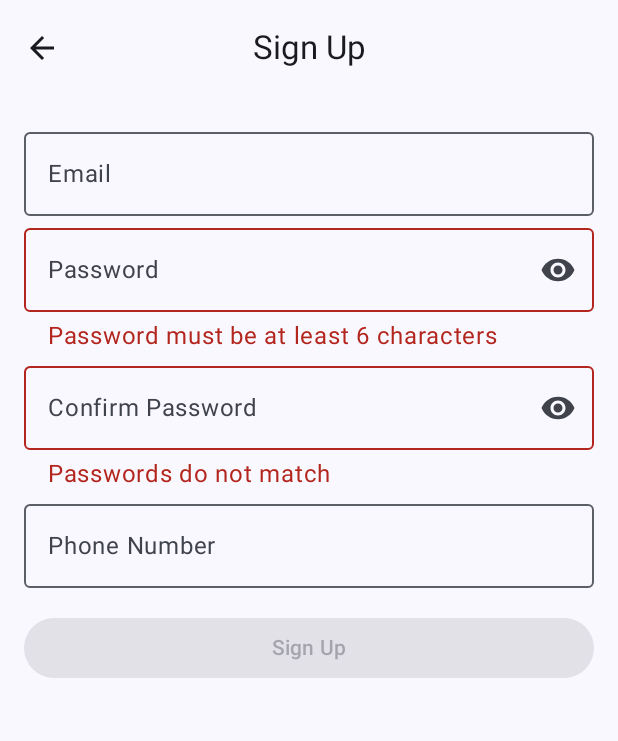
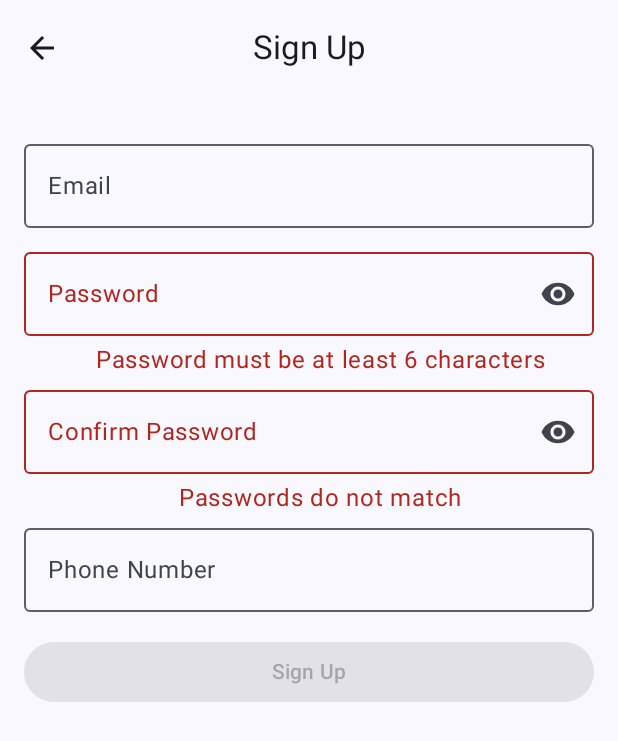
Before and after one commit to chilagranate/CostSplitter, an Android app built with Jetpack Compose: the screen it shows after launch (MainActivity), after a tap on "Sign up", on a phone screen of 412 x 824 dp. Shown: the top 741 px of the screen. Run offline under Robolectric (Android 15) with nearby library versions, the phone set to English and light mode, and no system bars; our stand-ins replace Dagger/Hilt's generated code, Firebase (no records; nobody signed in at launch, a user with empty details on screens opened directly).

Commit message:
feat: Improve Login and Sign Up screens
- Add error handling and loading states to Login screen.
- Add password confirmation validation to Sign Up screen.

- Improve UI of both screens.
- Update strings.xml with new error messages.

```diff
--- a/app/src/main/java/com/example/costsplitter/data/response/CreateAccountResponse.kt
+++ b/app/src/main/java/com/example/costsplitter/data/response/CreateAccountResponse.kt
@@ -1,7 +1,7 @@
 package com.example.costsplitter.data.response
 
 sealed class CreateAccountResponse {
-    object Success : CreateAccountResponse()
-    object AccountAlreadyExists : CreateAccountResponse()
-    object Error : CreateAccountResponse()
+    data object Success : CreateAccountResponse()
+    data object AccountAlreadyExists : CreateAccountResponse()
+    data object Error : CreateAccountResponse()
 }
--- a/app/src/main/java/com/example/costsplitter/data/response/LoginResponse.kt
+++ b/app/src/main/java/com/example/costsplitter/data/response/LoginResponse.kt
@@ -1,6 +1,9 @@
 package com.example.costsplitter.data.response
 
 sealed class LoginResult{
-    object Error: LoginResult()
+    data object InvalidCredentials : LoginResult()
+    data object UserNotFound : LoginResult()
+    data object NetworkError : LoginResult()
+    data object Error : LoginResult()
     data class Success(val verified: Boolean): LoginResult()
 }
--- a/app/src/main/java/com/example/costsplitter/domain/CreateAccountUseCase.kt
+++ b/app/src/main/java/com/example/costsplitter/domain/CreateAccountUseCase.kt
@@ -25,7 +25,9 @@ class CreateAccountUseCase @Inject constructor(
                 val userId =  authenticationService.getCurrentUserId()
 
                 if (userId != null) {
-                    if (userService.linkPlaceholderUser(userId, userSignIn.email) || userService.createUserInFirestore(userId, userSignIn.email)) {
+                    // Link a placeholder to the user's email or create a new user in Firestore
+                    if (userService.linkPlaceholderUser(userId, userSignIn.email) ||
+                        userService.createUserInFirestore(userId, userSignIn.email)) {
                         CreateAccountResponse.Success
                     } else {
                         CreateAccountResponse.Error
--- a/app/src/main/java/com/example/costsplitter/ui/screens/LoginScreen.kt
+++ b/app/src/main/java/com/example/costsplitter/ui/screens/LoginScreen.kt
@@ -1,20 +1,33 @@
 package com.example.costsplitter.ui.screens
 
 import android.annotation.SuppressLint
+import androidx.compose.foundation.background
 import androidx.compose.foundation.layout.Arrangement
+import androidx.compose.foundation.layout.Box
 import androidx.compose.foundation.layout.Column
 import androidx.compose.foundation.layout.fillMaxSize
 import androidx.compose.foundation.layout.fillMaxWidth
 import androidx.compose.foundation.layout.padding
+import androidx.compose.foundation.layout.size
+import androidx.compose.foundation.rememberScrollState
 import androidx.compose.foundation.text.KeyboardActions
 import androidx.compose.foundation.text.KeyboardOptions
+import androidx.compose.foundation.verticalScroll
+import androidx.compose.material.icons.Icons
+import androidx.compose.material.icons.filled.Visibility
+import androidx.compose.material.icons.filled.VisibilityOff
 import androidx.compose.material3.Button
 import androidx.compose.material3.ButtonDefaults
+import androidx.compose.material3.CircularProgressIndicator
 import androidx.compose.material3.ExperimentalMaterial3Api
+import androidx.compose.material3.Icon
+import androidx.compose.material3.IconButton
 import androidx.compose.material3.MaterialTheme
 import androidx.compose.material3.OutlinedButton
 import androidx.compose.material3.OutlinedTextField
+import androidx.compose.material3.Scaffold
 import androidx.compose.material3.Text
+import androidx.compose.material3.TextFieldDefaults
 import androidx.compose.material3.TopAppBarDefaults
 import androidx.compose.runtime.Composable
 import androidx.compose.runtime.collectAsState
@@ -24,10 +37,17 @@ import androidx.compose.ui.Alignment
 import androidx.compose.ui.Modifier
 import androidx.compose.ui.focus.FocusRequester
 import androidx.compose.ui.focus.focusRequester
+import androidx.compose.ui.graphics.Color
+import androidx.compose.ui.graphics.painter.Painter
+import androidx.compose.ui.graphics.vector.rememberVectorPainter
+import androidx.compose.ui.res.stringResource
 import androidx.compose.ui.text.input.ImeAction
 import androidx.compose.ui.text.input.KeyboardType
+import androidx.compose.ui.text.input.PasswordVisualTransformation
+import androidx.compose.ui.text.input.VisualTransformation
 import androidx.compose.ui.unit.dp
 import androidx.hilt.navigation.compose.hiltViewModel
+import com.example.costsplitter.CostSplitterTopAppBar
 import com.example.costsplitter.IconApp
 import com.example.costsplitter.R
 import com.example.costsplitter.ui.navigation.NavDestination
@@ -48,15 +68,31 @@ fun LoginScreen(
     navigateToHome: () -> Unit,
 ) {
     val uiState by viewModel.uiState.collectAsState()
-    val scrollBehavior = TopAppBarDefaults.enterAlwaysScrollBehavior()
-    //If logged go to home
     if (uiState.isSignedIn) navigateToHome()
 
+    Scaffold(
+        topBar = {
+            CostSplitterTopAppBar(
+                title = stringResource(LoginDestination.titleRes),
+                canNavigateBack = false
+            )
+        }
+    ) { innerPadding ->
+        Box(
+            modifier = Modifier
+                .padding(innerPadding)
+                .fillMaxSize()
+        ) {
+            if (uiState.isLoading) {
+                LoadingOverlay()
+            } else {
                 Column(
                     modifier = Modifier
-            .fillMaxSize(),
-        verticalArrangement = Arrangement.Center,
-        horizontalAlignment = Alignment.CenterHorizontally
+                        .fillMaxSize()
+                        .padding(horizontal = 16.dp)
+                        .verticalScroll(rememberScrollState()),
+                    horizontalAlignment = Alignment.CenterHorizontally,
+                    verticalArrangement = Arrangement.Center
                 ) {
                     IconApp(
                         modifier = Modifier
@@ -64,6 +100,7 @@ fun LoginScreen(
                             .padding(16.dp)
                             .padding(horizontal = 50.dp)
                     )
+
                     LoginBody(
                         email = uiState.email,
                         password = uiState.password,
@@ -73,13 +110,33 @@ fun LoginScreen(
                         navigateToSignUp = navigateToSignUp,
                         onSignIn = viewModel::login,
                         isEntryValid = uiState.isValid,
+                        isError = uiState.isError,
+                        errorMessage = uiState.errorMessage,
                         onTogglePasswordVisibility = viewModel::onTogglePasswordVisibility,
-            modifier = Modifier
-                .fillMaxWidth()
+                        modifier = Modifier.fillMaxWidth()
                     )
                 }
             }
+        }
+    }
+}
 
+@Composable
+fun LoadingOverlay(
+    modifier: Modifier = Modifier
+) {
+    Box(
+        modifier = modifier
+            .fillMaxSize()
+            .background(color = Color(0x80000000)) // Semi-transparent gray
+    ) {
+        CircularProgressIndicator(
+            modifier = Modifier
+                .size(50.dp)
+                .align(Alignment.Center)
+        )
+    }
+}
 
 @Composable
 private fun LoginBody(
@@ -90,19 +147,75 @@ private fun LoginBody(
     onPasswordChanged: (String) -> Unit,
     navigateToSignUp: () -> Unit,
     onTogglePasswordVisibility: () -> Unit,
+    isError: Boolean,
+    errorMessage: String?,
     onSignIn: () -> Unit,
     modifier: Modifier = Modifier,
     isEntryValid: Boolean = false,
-
 ) {
-    val passwordFocusRequester = remember { FocusRequester() }
     Column(
-        modifier = Modifier
+        modifier = modifier
             .fillMaxWidth()
             .padding(horizontal = 16.dp)
             .padding(top = 32.dp),
     ) {
+        UserTextField(
+            email = email,
+            password = password,
+            isPasswordVisible = isPasswordVisible,
+            onEmailChanged = onEmailChanged,
+            onPasswordChanged = onPasswordChanged,
+            isError = isError,
+            errorMessage = errorMessage,
+            onTogglePasswordVisibility = onTogglePasswordVisibility,
+        )
 
+        Button(
+            onClick = onSignIn,
+            colors = ButtonDefaults.buttonColors(containerColor = MaterialTheme.colorScheme.primary),
+            enabled = isEntryValid,
+            modifier = Modifier
+                .fillMaxWidth()
+                .padding(vertical = 8.dp)
+        ) {
+            Text(text = "Sign in")
+        }
+
+        OutlinedButton(
+            onClick = navigateToSignUp,
+            modifier = Modifier
+                .fillMaxWidth()
+                .padding(vertical = 8.dp)
+        ) {
+            Text(text = "Sign up", color = MaterialTheme.colorScheme.secondary)
+        }
+
+        Button(
+            onClick = { /* TODO: Handle Google Login */ },
+            modifier = Modifier
+                .fillMaxWidth()
+                .padding(vertical = 8.dp)
+        ) {
+            Text(text = "Log In with Google")
+        }
+    }
+}
+
+@OptIn(ExperimentalMaterial3Api::class)
+@Composable
+fun UserTextField(
+    email: String,
+    password: String,
+    isPasswordVisible: Boolean,
+    isError: Boolean,
+    errorMessage: String?,
+    modifier: Modifier = Modifier,
+    onTogglePasswordVisibility: () -> Unit,
+    onEmailChanged: (String) -> Unit,
+    onPasswordChanged: (String) -> Unit,
+) {
+    val passwordFocusRequester = remember { FocusRequester() }
+    val borderColor = if (isError) MaterialTheme.colorScheme.error else MaterialTheme.colorScheme.outline.copy()
 
     OutlinedTextField(
         value = email,
@@ -111,6 +224,11 @@ private fun LoginBody(
         keyboardOptions = KeyboardOptions.Default.copy(
             keyboardType = KeyboardType.Email,
             imeAction = ImeAction.Next
+        ),
+        colors = TextFieldDefaults.outlinedTextFieldColors(
+            focusedBorderColor = borderColor,
+            unfocusedBorderColor = borderColor,
+            errorBorderColor = borderColor
         ),
         keyboardActions = KeyboardActions(
             onNext = { passwordFocusRequester.requestFocus() }
@@ -121,51 +239,42 @@ private fun LoginBody(
             .padding(bottom = 8.dp)
     )
 
-        PasswordField(
-            password = password,
-            label = "Password",
-            onPasswordChanged = onPasswordChanged,
-            onTogglePasswordVisibility = onTogglePasswordVisibility,
-            isPasswordVisible = isPasswordVisible,
-            isValid = true,
-            modifier = Modifier
+    OutlinedTextField(
+        value = password,
+        onValueChange = onPasswordChanged,
+        label = { Text("Password") },
+        visualTransformation = if (isPasswordVisible) VisualTransformation.None else PasswordVisualTransformation(),
+        trailingIcon = {
+            IconButton(onClick = onTogglePasswordVisibility) {
+                val icon: Painter = rememberVectorPainter(
+                    image = if (isPasswordVisible) Icons.Default.VisibilityOff else Icons.Default.Visibility
+                )
+                Icon(
+                    painter = icon,
+                    contentDescription = if (isPasswordVisible) "Hide password" else "Show password"
+                )
+            }
+        },
+        singleLine = true,
+        colors = TextFieldDefaults.outlinedTextFieldColors(
+            focusedBorderColor = borderColor,
+            unfocusedBorderColor = borderColor,
+            errorBorderColor = borderColor
+        ),
+        keyboardOptions = KeyboardOptions(
+            keyboardType = KeyboardType.Password,
+            imeAction = ImeAction.Done
+        ),
+        modifier = modifier
             .fillMaxWidth()
-                .focusRequester(passwordFocusRequester)
             .padding(bottom = 8.dp)
     )
 
-
-        Button(
-            onClick = onSignIn,
-            colors = ButtonDefaults.buttonColors(containerColor = MaterialTheme.colorScheme.primary),
-            enabled = isEntryValid,
-
-            modifier = modifier
-                .align(Alignment.End)
-                .fillMaxWidth()
-                .padding(bottom = 8.dp)
-        ) {
-            Text(text = "Sign in")
-        }
-
-        OutlinedButton(
-            onClick = navigateToSignUp,
-
-            modifier = modifier
-                .fillMaxWidth()
-                .padding(bottom = 8.dp)
-
-        ) {
-            Text(text = "Sign up", color = MaterialTheme.colorScheme.secondary)
-        }
-
-        Button(
-            onClick = { /*TODO*/ },
-            modifier = modifier
-                .fillMaxWidth()
-                .padding(bottom = 8.dp)
-        ) {
-            Text(text = "Log In with Google")
+    if (errorMessage != null) {
+        Text(
+            text = errorMessage,
+            color = MaterialTheme.colorScheme.error,
+            modifier = Modifier.padding(start = 16.dp, top = 4.dp)
+        )
     }
 }
-}
--- a/app/src/main/java/com/example/costsplitter/ui/screens/SignUpScreen.kt
+++ b/app/src/main/java/com/example/costsplitter/ui/screens/SignUpScreen.kt
@@ -2,11 +2,12 @@ package com.example.costsplitter.ui.screens
 
 import androidx.compose.foundation.layout.Box
 import androidx.compose.foundation.layout.Column
+import androidx.compose.foundation.layout.Spacer
 import androidx.compose.foundation.layout.fillMaxSize
 import androidx.compose.foundation.layout.fillMaxWidth
+import androidx.compose.foundation.layout.height
 import androidx.compose.foundation.layout.padding
 import androidx.compose.foundation.layout.size
-import androidx.compose.foundation.text.KeyboardActions
 import androidx.compose.foundation.text.KeyboardOptions
 import androidx.compose.material.icons.Icons
 import androidx.compose.material.icons.filled.Visibility
@@ -30,7 +31,6 @@ import androidx.compose.ui.Modifier
 import androidx.compose.ui.graphics.painter.Painter
 import androidx.compose.ui.graphics.vector.rememberVectorPainter
 import androidx.compose.ui.input.nestedscroll.nestedScroll
-import androidx.compose.ui.res.painterResource
 import androidx.compose.ui.res.stringResource
 import androidx.compose.ui.text.input.ImeAction
 import androidx.compose.ui.text.input.KeyboardType
@@ -39,10 +39,8 @@ import androidx.compose.ui.text.input.VisualTransformation
 import androidx.compose.ui.tooling.preview.Preview
 import androidx.compose.ui.unit.dp
 import androidx.hilt.navigation.compose.hiltViewModel
-
 import com.example.costsplitter.CostSplitterTopAppBar
 import com.example.costsplitter.R
-
 import com.example.costsplitter.ui.navigation.NavDestination
 
 
@@ -129,12 +127,20 @@ fun SignUpBody(
     modifier: Modifier = Modifier
 ) {
 
-    Column(modifier = modifier.padding(16.dp)) {
+    Column(
+        modifier = modifier
+            .padding(16.dp)
+            .fillMaxWidth(),
+        horizontalAlignment = Alignment.CenterHorizontally
+    )
+    {
         OutlinedTextField(
             value = signUpUiState.email,
             onValueChange = onEmailChanged,
             label = { Text("Email") },
-            modifier = Modifier.fillMaxWidth()
+            modifier = Modifier
+                .fillMaxWidth()
+                .padding(vertical = 8.dp)
         )
 
         PasswordField(
@@ -143,7 +149,7 @@ fun SignUpBody(
             onPasswordChanged = onPasswordChanged,
             onTogglePasswordVisibility = onTogglePasswordVisibility,
             isPasswordVisible = signUpUiState.isPasswordVisible,
-            errorText = if (!signUpUiState.isPasswordLengthValid) "Password must be at least 6 characters" else null,
+            errorText = if (!signUpUiState.isPasswordLengthValid) stringResource(R.string.password_max_6_chars_text) else null,
             isValid = signUpUiState.isPasswordLengthValid
         )
 
@@ -153,11 +159,9 @@ fun SignUpBody(
             onPasswordChanged = onConfirmPasswordChanged,
             onTogglePasswordVisibility = onToggleConfirmPasswordVisibility,
             isPasswordVisible = signUpUiState.isConfirmPasswordVisible,
-            errorText = if (!signUpUiState.isConfirmPasswordSame) "Passwords do not match" else null,
+            errorText = if (!signUpUiState.isConfirmPasswordSame) stringResource(R.string.passwords_do_not_match) else null,
             isValid = signUpUiState.isConfirmPasswordSame
         )
-
-
 
         OutlinedTextField(
             value = signUpUiState.phone,
@@ -167,14 +171,15 @@ fun SignUpBody(
                 keyboardType = KeyboardType.Phone,
                 imeAction = ImeAction.Done
             ),
-            modifier = Modifier.fillMaxWidth()
+            modifier = Modifier
+                .fillMaxWidth()
+                .align(Alignment.Start)
         )
 
         Button(
             onClick = onSignUpClicked,
             enabled = signUpUiState.isValid,
             modifier = Modifier
-                .align(Alignment.End)
                 .fillMaxWidth()
                 .padding(top = 16.dp)
         ) {
@@ -182,6 +187,7 @@ fun SignUpBody(
         }
     }
 }
+
 
 
 @OptIn(ExperimentalMaterial3Api::class)
@@ -197,11 +203,11 @@ fun PasswordField(
     modifier: Modifier = Modifier
 ) {
     val borderColor = if (!isValid) MaterialTheme.colorScheme.error else MaterialTheme.colorScheme.outline.copy()
-
+    val focusBorderColor = if (!isValid) MaterialTheme.colorScheme.error else MaterialTheme.colorScheme.primary.copy()
     OutlinedTextField(
         value = password,
         onValueChange = onPasswordChanged,
-        label = { Text(label) },
+        label = { Text(label, color = borderColor  ) },
         visualTransformation = if (isPasswordVisible) VisualTransformation.None else PasswordVisualTransformation(),
         trailingIcon = {
             IconButton(
@@ -212,13 +218,17 @@ fun PasswordField(
                     image = if (isPasswordVisible) Icons.Default.VisibilityOff else Icons.Default.Visibility)
                 Icon(
                     painter = icon,
-                    contentDescription = if (isPasswordVisible) "Hide password" else "Show password"
+                    contentDescription =
+                    if (isPasswordVisible) stringResource(R.string.hide_password)
+                    else stringResource(
+                        R.string.show_password
+                    )
                 )
             }
         },
         singleLine = true,
         colors = TextFieldDefaults.outlinedTextFieldColors(
-            focusedBorderColor = borderColor,
+            focusedBorderColor = focusBorderColor,
             unfocusedBorderColor = borderColor,
             errorBorderColor = borderColor
         ),
@@ -230,21 +240,30 @@ fun PasswordField(
 
         modifier = modifier.fillMaxWidth()
     )
+    Spacer(modifier = Modifier.height(4.dp))
     errorText?.let { error ->
         Text(
             text = error,
             color = MaterialTheme.colorScheme.error,
-            modifier = Modifier.padding(start = 16.dp, top = 4.dp)
+            modifier = Modifier.padding(start = 16.dp)
         )
     }
 }
 
 
+
+
+
 @Preview
 @Composable
-fun SignUpScreenPreview() {
-    SignUpScreen(
-        navigateBack = {},
-        onNavigateUp = {},
-        onNavigateToHome = {})
+fun SignUpBodyPreview() {
+    SignUpBody(
+        SignUpUiState(),
+        {},
+        {},
+        {},
+        {},
+        {},
+        {})
+
 }
--- a/app/src/main/java/com/example/costsplitter/ui/screens/SignUpScreenViewModel.kt
+++ b/app/src/main/java/com/example/costsplitter/ui/screens/SignUpScreenViewModel.kt
@@ -41,6 +41,7 @@ class SignUpScreenViewModel @Inject constructor(private val createAccountUseCase
         _uiState.value = _uiState.value.copy(
             password = newPassword,
             isPasswordLengthValid = validatePasswordLength(newPassword),
+            isConfirmPasswordSame = validateConfirmPassword(_uiState.value.confirmPassword, newPassword),
             isValid = validateFields(
                 _uiState.value.email,
                 newPassword,
@@ -74,7 +75,7 @@ class SignUpScreenViewModel @Inject constructor(private val createAccountUseCase
         _uiState.value = _uiState.value.copy(phone = newPhoneNumber)
     }
 
-    // Función para alternar la visibilidad de la contraseña
+
     fun onTogglePasswordVisibility() {
         _uiState.value = _uiState.value.copy(isPasswordVisible = !_uiState.value.isPasswordVisible)
     }
--- a/app/src/main/java/com/example/costsplitter/ui/theme/Theme.kt
+++ b/app/src/main/java/com/example/costsplitter/ui/theme/Theme.kt
@@ -1,6 +1,7 @@
 package com.example.compose
 import android.app.Activity
 import android.os.Build
+import android.view.View
 import androidx.compose.foundation.isSystemInDarkTheme
 import androidx.compose.material3.MaterialTheme
 import androidx.compose.material3.lightColorScheme
@@ -276,14 +277,21 @@ fun CostSplitterTheme(
 
 
 
-  val view = LocalView.current
-  if (!view.isInEditMode) {
-    SideEffect {
-      val window = (view.context as Activity).window
-      window.statusBarColor = colorScheme.primary.toArgb()
-      WindowCompat.getInsetsController(window, view).isAppearanceLightStatusBars = darkTheme
+    val view = LocalView.current
+    if (!view.isInEditMode) {
+        SideEffect {
+            val window = (view.context as Activity).window
+            // Establecer el color de fondo de la barra de estado
+            window.statusBarColor = colorScheme.background.toArgb()
+
+            // Configurar los íconos y texto de la barra de estado según el tema
+            if (darkTheme) {
+                window.decorView.systemUiVisibility = View.SYSTEM_UI_FLAG_LIGHT_STATUS_BAR
+            } else {
+                window.decorView.systemUiVisibility = 0
+            }
+        }
     }
-  }
 
   MaterialTheme(
     colorScheme = colorScheme,
--- a/app/src/main/res/values/strings.xml
+++ b/app/src/main/res/values/strings.xml
@@ -3,4 +3,8 @@
     <string name="back_button">Back</string>
     <string name="login_title">Login</string>
     <string name="sign_up">Sign Up</string>
+    <string name="password_max_6_chars_text">Password must be at least 6 characters</string>
+    <string name="passwords_do_not_match">Passwords do not match</string>
+    <string name="hide_password">Hide password</string>
+    <string name="show_password">Show password</string>
 </resources>
```
Also changed, not shown: app/src/main/java/com/example/costsplitter/data/network/AuthenticationService.kt (+23 -11 lines), app/src/main/java/com/example/costsplitter/ui/screens/LoginViewModel.kt (+39 -9 lines). Lines whose indentation alone changed are shown as unchanged.
